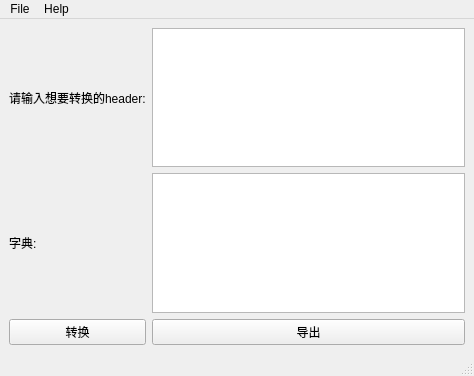
ryanchy/gitnote, file ui/tran.ui: the form before one commit.
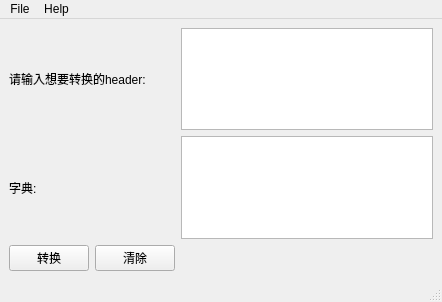
The form after the commit.

Diff of the .ui file:
```diff
--- a/ui/tran.ui
+++ b/ui/tran.ui
@@ -6,8 +6,8 @@
    <rect>
     <x>0</x>
     <y>0</y>
-    <width>474</width>
-    <height>376</height>
+    <width>442</width>
+    <height>302</height>
    </rect>
   </property>
   <property name="windowTitle">
@@ -15,14 +15,14 @@
   </property>
   <widget class="QWidget" name="centralwidget">
    <layout class="QGridLayout" name="gridLayout">
-    <item row="0" column="0">
+    <item row="0" column="0" colspan="2">
      <widget class="QLabel" name="label">
       <property name="text">
        <string>请输入想要转换的header:</string>
       </property>
      </widget>
     </item>
-    <item row="0" column="1">
+    <item row="0" column="2">
      <widget class="QTextEdit" name="textEdit"/>
     </item>
     <item row="1" column="0">
@@ -32,7 +32,7 @@
       </property>
      </widget>
     </item>
-    <item row="1" column="1">
+    <item row="1" column="2">
      <widget class="QTextBrowser" name="textBrowser"/>
     </item>
     <item row="2" column="0">
@@ -50,7 +50,7 @@
     <item row="2" column="1">
      <widget class="QPushButton" name="pushButton_2">
       <property name="text">
-       <string>导出</string>
+       <string>清除</string>
       </property>
      </widget>
     </item>
@@ -61,8 +61,8 @@
     <rect>
      <x>0</x>
      <y>0</y>
-     <width>474</width>
-     <height>23</height>
+     <width>442</width>
+     <height>28</height>
     </rect>
    </property>
    <widget class="QMenu" name="menutest">
```
